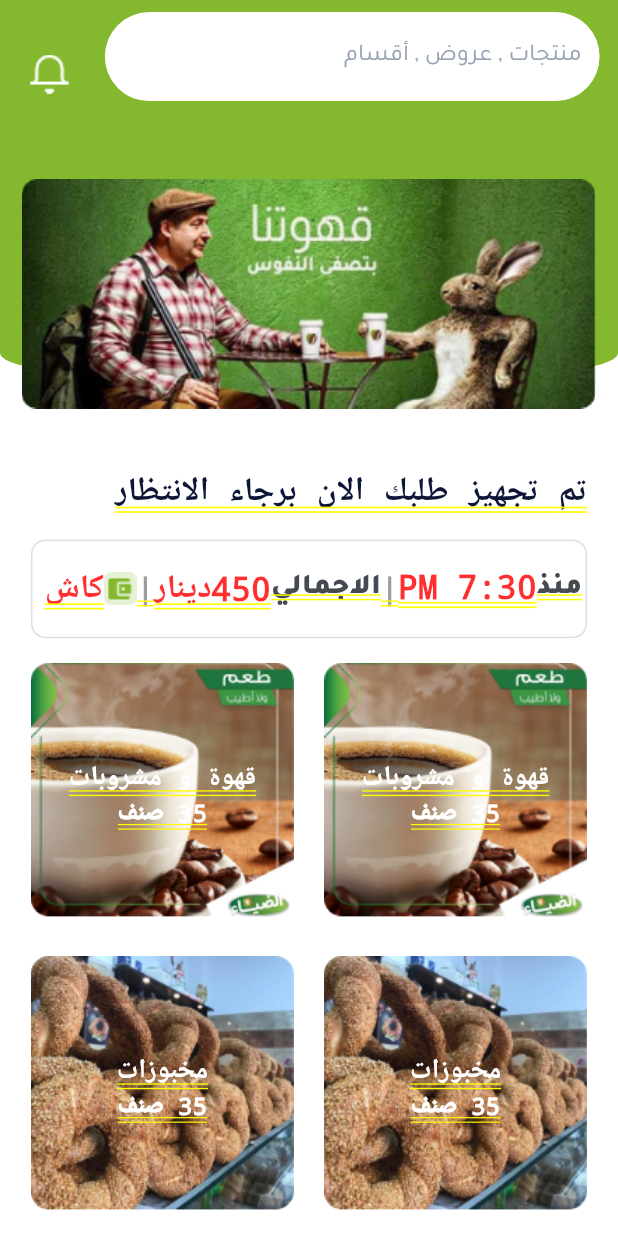
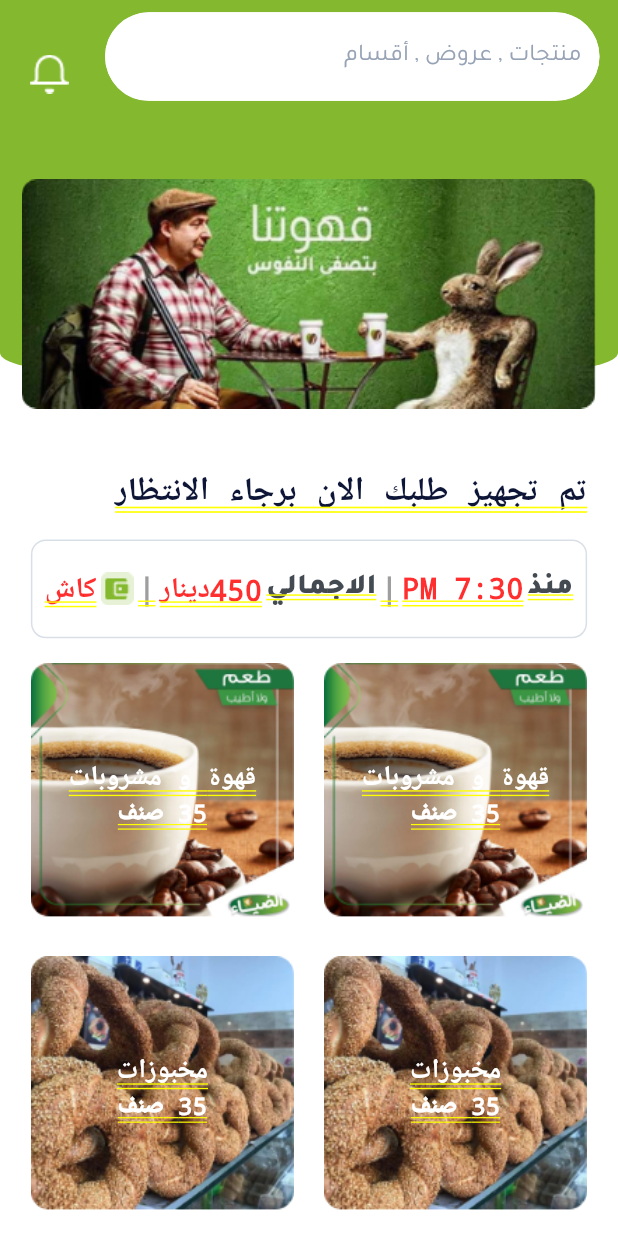
Before and after one commit to Mohammad-Ihmeid/aldiaa_project, a Flutter app: the MainPageScreen screen opened by its route, on a phone screen of 412 x 824 dp. Run offline on Flutter 3.47's test engine with Material 2 defaults, Android fonts, the light colour scheme and no system bars; our stand-ins replace get, sizer.

Commit message:
change_the_main_page_size

```diff
--- a/lib/view/screens/home_pages/the_main_page_screen.dart
+++ b/lib/view/screens/home_pages/the_main_page_screen.dart
@@ -132,7 +132,7 @@ class _MainPageScreenState extends State<MainPageScreen> {
                             Text(
                               'PM 7:30',
                               style: TextStyle(
-                                  fontSize: 16.sp, fontWeight: FontWeight.bold),
+                                  fontSize: 14.sp, fontWeight: FontWeight.bold),
                             ),
                             Text(
                               '|',
@@ -146,7 +146,7 @@ class _MainPageScreenState extends State<MainPageScreen> {
                             Text(
                               '450' 'دينار',
                               style: TextStyle(
-                                  fontSize: 16.sp, fontWeight: FontWeight.bold),
+                                  fontSize: 14.sp, fontWeight: FontWeight.bold),
                               textAlign: TextAlign.right,
                             ),
                             Text(
@@ -158,7 +158,7 @@ class _MainPageScreenState extends State<MainPageScreen> {
                             Text(
                               'كاش',
                               style: TextStyle(
-                                  fontSize: 16.sp, fontWeight: FontWeight.bold),
+                                  fontSize: 14.sp, fontWeight: FontWeight.bold),
                               textAlign: TextAlign.right,
                             ),
                           ],
```
